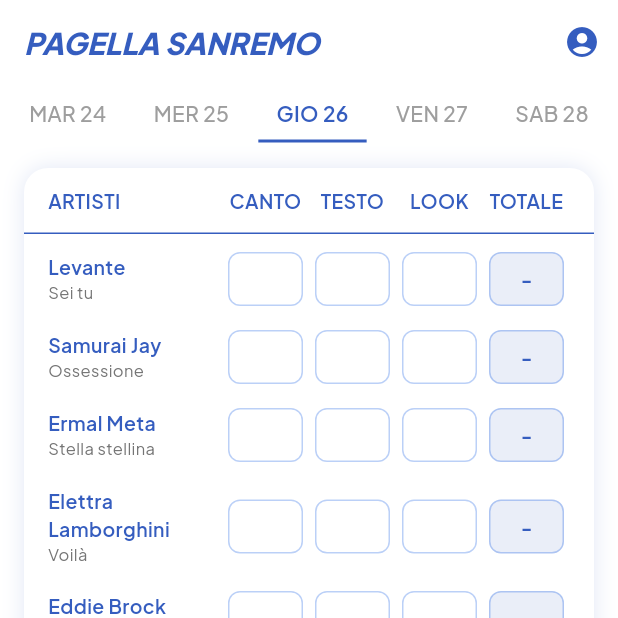
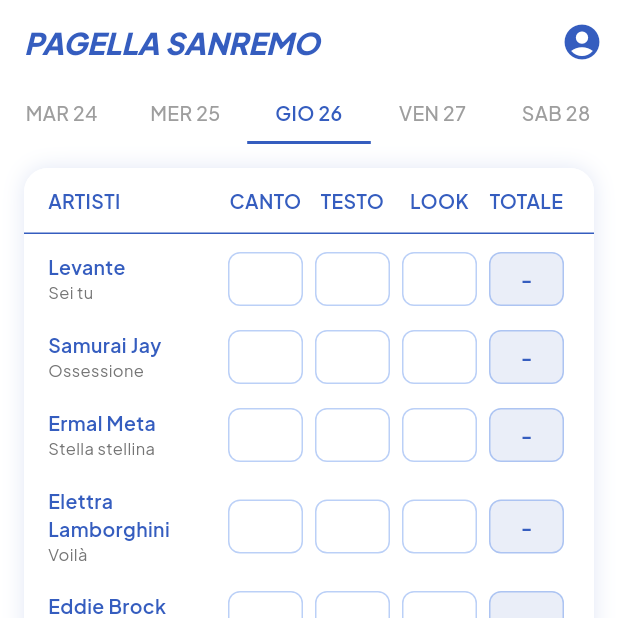
Before and after one commit to peppeneglia/pagella_sanremo, a Flutter app: the screen it shows once a user with an empty profile is signed in, after a tap on "GIO 26", on a phone screen of 412 x 824 dp, the top half of it. Run offline on Flutter 3.47's test engine with Material 3 defaults, Android fonts, the phone set to English and light mode, and no system bars; our stand-ins replace feather_icons, flutter_riverpod, shared_preferences, supabase_flutter; accounts and stored records are empty.

Commit message:
Aggiorna configurazione Android, tema e schermate UI
- Aggiorna Kotlin a 2.1.0 e riduce JVM memory in gradle.properties
- Corregge minSdkVersion in build.gradle
- Aggiunge scrolledUnderElevation e surfaceTintColor al tema AppBar
- Migliora layout voting_page, ranking pages, join_group_page
- Aggiorna auth_wrapper, date_button, main_scaffold
- Aggiorna dipendenze in pubspec.lock

Co-Authored-By: Claude Opus 4.6 <noreply@anthropic.com>

```diff
--- a/lib/config/theme/app_theme.dart
+++ b/lib/config/theme/app_theme.dart
@@ -33,6 +33,8 @@ class AppTheme {
       appBarTheme: const AppBarTheme(
         backgroundColor: AppColors.background,
         elevation: 0,
+        scrolledUnderElevation: 0,
+        surfaceTintColor: Colors.transparent,
         centerTitle: true,
         iconTheme: IconThemeData(color: AppColors.blueDark),
         titleTextStyle: TextStyle(
--- a/lib/features/auth/presentation/screens/auth_wrapper.dart
+++ b/lib/features/auth/presentation/screens/auth_wrapper.dart
@@ -3,6 +3,7 @@ import 'package:flutter_riverpod/flutter_riverpod.dart';
 import 'package:pagella_sanremo/features/auth/providers/auth_providers.dart';
 import 'package:pagella_sanremo/features/core/presentation/screens/main_scaffold.dart';
 import 'package:pagella_sanremo/features/auth/presentation/screens/welcome_page.dart';
+import 'package:pagella_sanremo/features/voting/providers/voting_providers.dart';
 
 class AuthWrapper extends ConsumerWidget {
   const AuthWrapper({super.key});
@@ -11,6 +12,12 @@ class AuthWrapper extends ConsumerWidget {
   Widget build(BuildContext context, WidgetRef ref) {
     final authState = ref.watch(authStateProvider);
     final isAnonymous = ref.watch(anonymousModeProvider);
+
+    // Quando cambia lo stato auth, ricrea il provider dei voti
+    // cosi' usa la chiave SharedPreferences corretta per l'utente
+    ref.listen(authStateProvider, (prev, next) {
+      ref.invalidate(votesProvider);
+    });
 
     if (isAnonymous) {
       return const MainScaffold();
--- a/lib/features/core/presentation/screens/main_scaffold.dart
+++ b/lib/features/core/presentation/screens/main_scaffold.dart
@@ -31,6 +31,7 @@ class _MainScaffoldState extends ConsumerState<MainScaffold> {
     final isLoggedIn = ref.watch(isLoggedInProvider);
 
     return Scaffold(
+      resizeToAvoidBottomInset: false,
       appBar: AppBar(
         backgroundColor: Colors.white,
         elevation: 0,
@@ -50,6 +51,7 @@ class _MainScaffoldState extends ConsumerState<MainScaffold> {
             icon: Icon(
               isLoggedIn ? Icons.account_circle : Icons.account_circle_outlined,
               color: AppColors.blueDark,
+              size: 28,
             ),
             onPressed: () {
               Navigator.push(
--- a/lib/features/groups/presentation/screens/join_group_page.dart
+++ b/lib/features/groups/presentation/screens/join_group_page.dart
@@ -88,8 +88,13 @@ class _JoinGroupPageState extends ConsumerState<JoinGroupPage> {
                   inputFormatters: [
                     LengthLimitingTextInputFormatter(6),
                   ],
-                  decoration: const InputDecoration(
+                  decoration: InputDecoration(
                     hintText: 'Es. ABC123',
+                    hintStyle: TextStyle(
+                      color: Colors.grey.shade400,
+                      fontWeight: FontWeight.w400,
+                      letterSpacing: 2,
+                    ),
                   ),
                   style: const TextStyle(
                     fontSize: 20,
@@ -167,7 +172,7 @@ class _JoinGroupPageState extends ConsumerState<JoinGroupPage> {
                 const SizedBox(height: 24),
 
                 Text(
-                  'Il codice te lo deve dare chi ha creato il gruppo',
+                  'Richiedi il codice di invito al creatore del gruppo.',
                   textAlign: TextAlign.center,
                   style: TextStyle(
                     color: Colors.grey.shade600,
--- a/lib/features/rankings/presentation/screens/community_ranking_page.dart
+++ b/lib/features/rankings/presentation/screens/community_ranking_page.dart
@@ -27,13 +27,14 @@ class CommunityRankingPage extends ConsumerWidget {
         SizedBox(
           height: 40,
           child: Row(
-            mainAxisAlignment: MainAxisAlignment.spaceEvenly,
             children: dates.map((date) {
-              return DateButton(
-                date: date,
-                isSelected: date == selectedDate,
-                onTap: () =>
-                    ref.read(selectedDateProvider.notifier).state = date,
+              return Expanded(
+                child: DateButton(
+                  date: date,
+                  isSelected: date == selectedDate,
+                  onTap: () =>
+                      ref.read(selectedDateProvider.notifier).state = date,
+                ),
               );
             }).toList(),
           ),
@@ -64,7 +65,7 @@ class CommunityRankingPage extends ConsumerWidget {
                       .map((r) => r.totalVoters)
                       .reduce((a, b) => a > b ? a : b);
                   return Text(
-                    '$maxVoters voti',
+                    '$maxVoters ${maxVoters == 1 ? 'voto' : 'voti'}',
                     style: TextStyle(
                       color: Colors.grey.shade600,
                       fontSize: 12,
--- a/lib/features/rankings/presentation/screens/personal_ranking_page.dart
+++ b/lib/features/rankings/presentation/screens/personal_ranking_page.dart
@@ -28,13 +28,14 @@ class _PersonalRankingPageState extends ConsumerState<PersonalRankingPage> {
         SizedBox(
           height: 40,
           child: Row(
-            mainAxisAlignment: MainAxisAlignment.spaceEvenly,
             children: dates.map((date) {
-              return DateButton(
-                date: date,
-                isSelected: date == selectedDate,
-                onTap: () =>
-                    ref.read(selectedDateProvider.notifier).state = date,
+              return Expanded(
+                child: DateButton(
+                  date: date,
+                  isSelected: date == selectedDate,
+                  onTap: () =>
+                      ref.read(selectedDateProvider.notifier).state = date,
+                ),
               );
             }).toList(),
           ),
--- a/lib/features/voting/presentation/screens/voting_page.dart
+++ b/lib/features/voting/presentation/screens/voting_page.dart
@@ -18,15 +18,16 @@ class VotingPage extends ConsumerWidget {
         SizedBox(
           height: 40,
           child: Row(
-            mainAxisAlignment: MainAxisAlignment.spaceEvenly,
             children: dates.map((date) {
-              return DateButton(
+              return Expanded(
+                child: DateButton(
                   date: date,
                   isSelected: date == selectedDate,
                   onTap: () {
                     FocusScope.of(context).unfocus();
                     ref.read(selectedDateProvider.notifier).state = date;
                   },
+                ),
               );
             }).toList(),
           ),
@@ -48,11 +49,13 @@ class VotingPage extends ConsumerWidget {
                 ),
               ],
             ),
+            clipBehavior: Clip.antiAlias,
             child: Column(
               children: [
-                const Padding(
-                  padding: EdgeInsets.symmetric(horizontal: 16, vertical: 12),
-                  child: Row(
+                Container(
+                  color: Colors.white,
+                  padding: const EdgeInsets.symmetric(horizontal: 16, vertical: 12),
+                  child: const Row(
                     children: [
                       Expanded(
                         flex: 2,
@@ -124,6 +127,8 @@ class VotingPage extends ConsumerWidget {
                 ),
 
                 Expanded(
+                  child: ScrollConfiguration(
+                    behavior: ScrollConfiguration.of(context).copyWith(overscroll: false),
                     child: ListView.builder(
                     padding: const EdgeInsets.symmetric(vertical: 4),
                     itemCount: artists.length,
@@ -140,6 +145,7 @@ class VotingPage extends ConsumerWidget {
                     },
                   ),
                   ),
+                ),
               ],
             ),
           ),
--- a/lib/features/voting/widgets/date_button.dart
+++ b/lib/features/voting/widgets/date_button.dart
@@ -18,7 +18,7 @@ class DateButton extends StatelessWidget {
     return GestureDetector(
       onTap: onTap,
       child: Container(
-        padding: const EdgeInsets.symmetric(horizontal: 12, vertical: 8),
+        padding: const EdgeInsets.symmetric(vertical: 8),
         decoration: BoxDecoration(
           border: Border(
             bottom: BorderSide(
@@ -27,12 +27,14 @@ class DateButton extends StatelessWidget {
             ),
           ),
         ),
+        alignment: Alignment.center,
         child: Text(
           date,
+          textAlign: TextAlign.center,
           style: TextStyle(
             color: isSelected ? AppColors.blueDark : Colors.grey,
             fontWeight: isSelected ? FontWeight.w600 : FontWeight.w500,
-            fontSize: 14,
+            fontSize: 13,
             fontFamily: 'PlusJakartaSans',
           ),
         ),
--- a/pubspec.yaml
+++ b/pubspec.yaml
@@ -15,7 +15,7 @@ dependencies:
   supabase_flutter: ^2.9.0
   google_sign_in: ^6.2.2
   connectivity_plus: ^7.0.0
-  google_mobile_ads: ^5.3.0
+  # google_mobile_ads: ^5.3.0  # TODO: riabilitare con App ID AdMob configurato
 
 dev_dependencies:
   flutter_test:
```
Also changed, not shown: pubspec.lock, 4 other files. Lines whose indentation alone changed are shown as unchanged.
